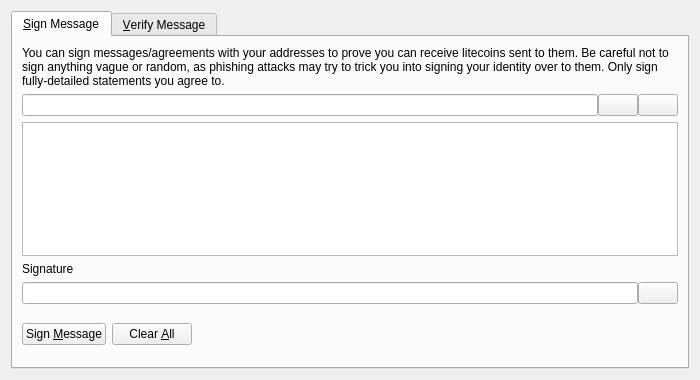
The window that src/qt/forms/signverifymessagedialog.ui (j-Kode/fuducoin) describes before a commit, drawn with Qt 5.
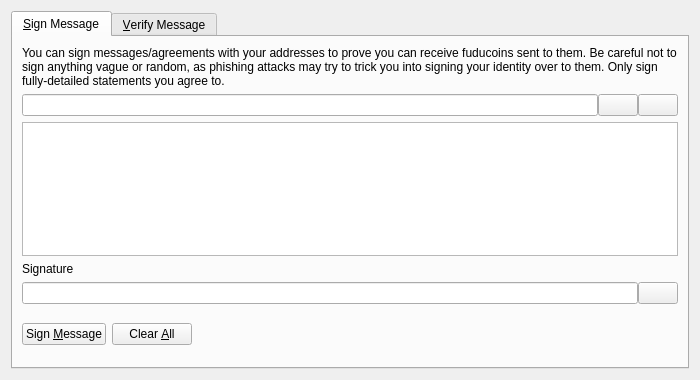
The same window after the commit. Icons and pictures are not drawn. Custom widgets are drawn as their Qt base class.

```diff
--- a/src/qt/forms/signverifymessagedialog.ui
+++ b/src/qt/forms/signverifymessagedialog.ui
@@ -30,7 +30,7 @@
        <item>
         <widget class="QLabel" name="infoLabel_SM">
          <property name="text">
-          <string>You can sign messages/agreements with your addresses to prove you can receive litecoins sent to them. Be careful not to sign anything vague or random, as phishing attacks may try to trick you into signing your identity over to them. Only sign fully-detailed statements you agree to.</string>
+          <string>You can sign messages/agreements with your addresses to prove you can receive fuducoins sent to them. Be careful not to sign anything vague or random, as phishing attacks may try to trick you into signing your identity over to them. Only sign fully-detailed statements you agree to.</string>
          </property>
          <property name="textFormat">
           <enum>Qt::PlainText</enum>
```
